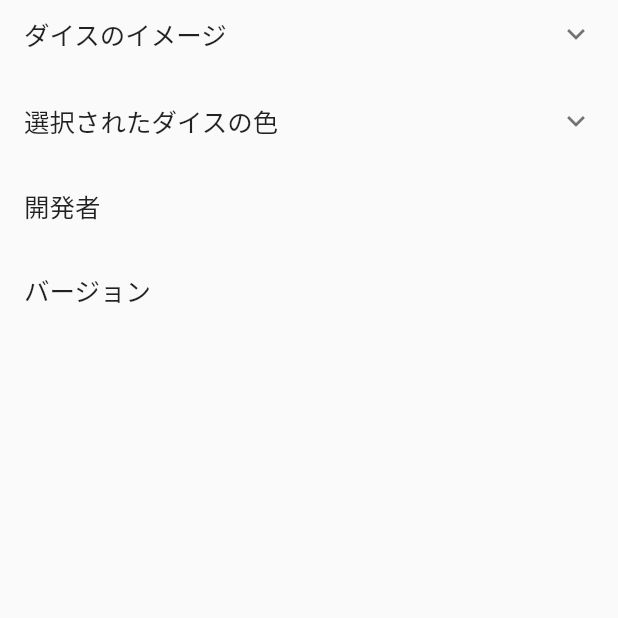
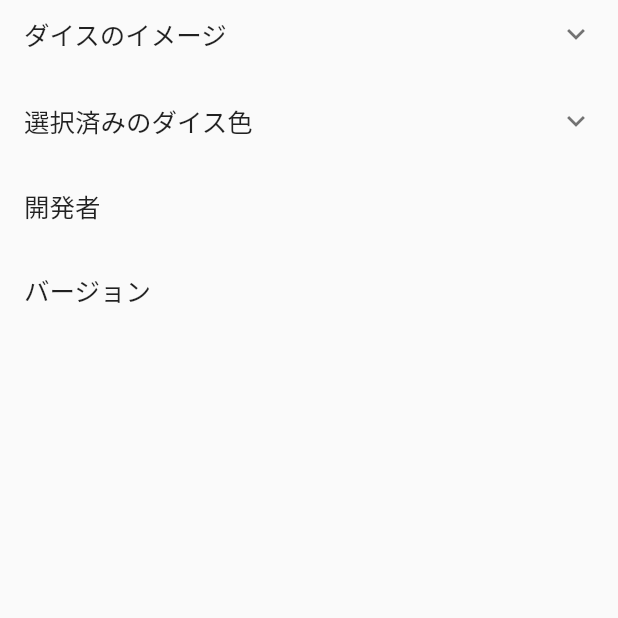
Before and after one commit to y132487/diceSupporter, a Flutter app: the SettingMain screen opened directly with empty values, after a tap on "Language", after a tap on "Japanese", on a phone screen of 412 x 824 dp, the part 433-1051 px from its top. Run offline on Flutter 3.47's test engine with Material 2 defaults, Android fonts, the phone set to English and light mode, and no system bars; our stand-ins replace easy_localization, fluttertoast, page_transition, shared_preferences; accounts and stored records are empty.

Commit message:
로케일함수 최신걸로, 일본어 텍스트 수정

```diff
--- a/assets/ja-JP.json
+++ b/assets/ja-JP.json
@@ -9,7 +9,7 @@
     "tstNoSelectedDices":"再度振るダイスを最低１個選択してください",
     "settingMenuTitle": "設定メニュ",
     "setLangTitle":"言語",
-    "setSelectedColorTitle":"選択されたダイスの色",
+    "setSelectedColorTitle":"選択済みのダイス色",
     "setDiceImgTitle":"ダイスのイメージ",
     "setDeveloperTitle":"開発者",
     "setVersionTitle":"バージョン",
--- a/lib/setting/SettingMain.dart
+++ b/lib/setting/SettingMain.dart
@@ -38,7 +38,7 @@ class _SettingMainState extends State<SettingMain> {
                           setState(() {
                             SettingBean.lang = value;
                             widget.setSettingBeanToXml();
-                            context.locale = Locale('en', 'US');
+                            context.setLocale(Locale('en', 'US'));
                           });
                         }),
                     RadioListTile(
@@ -51,7 +51,7 @@ class _SettingMainState extends State<SettingMain> {
                           setState(() {
                             SettingBean.lang = value;
                             widget.setSettingBeanToXml();
-                            context.locale = Locale('ja', 'JP');
+                            context.setLocale(Locale('ja', 'JP'));
                           });
                         }),
                     RadioListTile(
@@ -64,7 +64,7 @@ class _SettingMainState extends State<SettingMain> {
                           setState(() {
                             SettingBean.lang = value;
                             widget.setSettingBeanToXml();
-                            context.locale = Locale('ko', 'KR');
+                            context.setLocale(Locale('ko', 'KR'));
                           });
                         }),
                   ],
```
